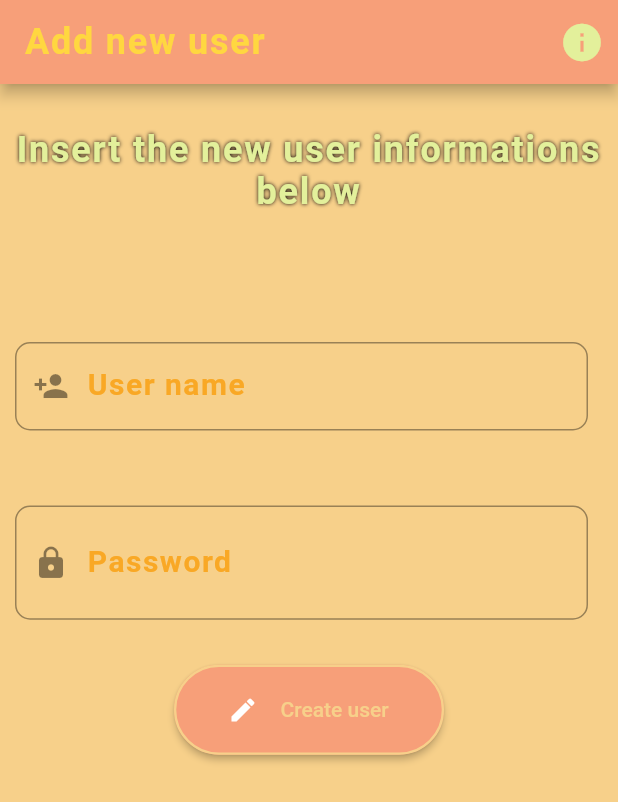
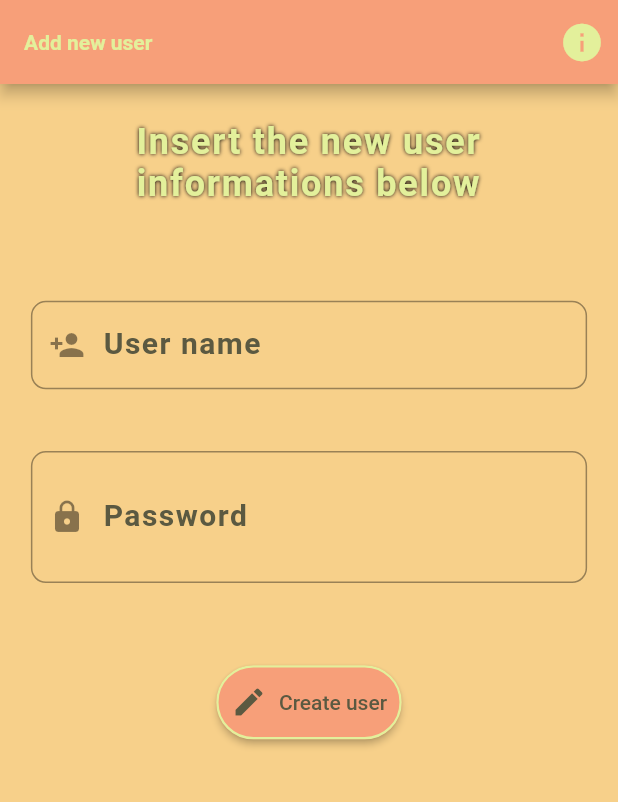
Before and after one commit to Gabriele266/MyOlder, a Flutter app: the screen it shows after launch, on a phone screen of 412 x 824 dp. Shown: the top 802 px of the screen. Run offline on Flutter 3.47's test engine with Material 2 defaults, Android fonts, the phone set to English and light mode, and no system bars; our stand-ins replace open_file; missing offline and left inert: aes_crypt, keyboard_visibility; Roboto replaces fonts that are missing (Times New Roman, Times new Roman).

Commit message:
Reorganization and use of new theme

```diff
--- a/my_older/lib/managers/safe-file-manager.dart
+++ b/my_older/lib/managers/safe-file-manager.dart
@@ -60,7 +60,7 @@ class SafeFileManager {
         final String password = sha256.convert(bytes).toString();
         // Save password to use it
         _safeFiles.last.password = password;
-        _safeFiles.last.savePath = filePath;
+        _safeFiles.last.path = filePath;
         // Use it as file encrypt password
         final crypt = AesCrypt(password);
         crypt.setOverwriteMode(AesCryptOwMode.on);
@@ -87,7 +87,7 @@ class SafeFileManager {
   void removeSafeFile(int index) {
     try {
       // Delete the file from the disk
-      final file = File(_safeFiles[index].savePath);
+      final file = File(_safeFiles[index].path);
       file.deleteSync();
     } on IOException catch (exc) {
       print(
--- a/my_older/lib/pages/root-create-page.dart
+++ b/my_older/lib/pages/root-create-page.dart
@@ -13,7 +13,6 @@ class RootCreatePage extends StatefulWidget {
   State<StatefulWidget> createState() => _RootCreatePageState();
 }
 
-// TODO: Make RootCreatePage page responsive and adaptive
 class _RootCreatePageState extends State<RootCreatePage> {
   // Spazio tra i controlli attuale
   var spaceBetween = 30.0;
@@ -33,32 +32,40 @@ class _RootCreatePageState extends State<RootCreatePage> {
   // The internal message
   StatusTextIndicator _internalMessage;
 
+  /// Called when the keyboard is shown
+  void _onKeyboardShow() {
+    setState(() {
+      spaceBetween = 5;
+    });
+  }
+
+  /// Called when the keyboard is hidden
+  void _onKeyboardHide() {
+    setState(() {
+      spaceBetween = 30;
+    });
+  }
+
   @override
   void initState() {
     super.initState();
     // Keyboard listeners
-    KeyboardVisibilityNotification().addNewListener(onShow: () {
-      setState(() {
-        spaceBetween = 5;
-      });
-    }, onHide: () {
-      setState(() {
-        spaceBetween = 30;
-      });
-    });
+    KeyboardVisibilityNotification().addNewListener(
+      onShow: _onKeyboardShow,
+      onHide: _onKeyboardHide,
+    );
 
     _userController.addListener(() {
       _user.name = _userController.text;
-      checkNewUserCredentials();
+      _checkNewUserCredentials();
     });
 
     _passController.addListener(() {
       _user.password = _passController.text;
-      checkNewUserCredentials();
+      _checkNewUserCredentials();
     });
   }
 
-  // TODO: Optimize build function using final variables for [Theme.of] and [MediaQuery.of]
   @override
   Widget build(BuildContext context) {
     // Format the internal message
@@ -66,150 +73,174 @@ class _RootCreatePageState extends State<RootCreatePage> {
         'The user informations will be used for controlling the safe-zone access. ',
         StatusType.Success);
 
+    // Simplify
+    final theme = Theme.of(context);
+
+    // Pre build app bar to have its size
+    final appBar = _buildAppBar();
+
     return Scaffold(
-      backgroundColor: Theme.of(context).backgroundColor,
-      appBar: AppBar(
-        backgroundColor: Theme.of(context).appBarTheme.backgroundColor,
+      backgroundColor: theme.backgroundColor,
+      appBar: appBar,
+      body: SingleChildScrollView(
+        child: Expanded(
+          // width: media.size.width,
+          // height: media.size.height - (appBar.preferredSize.height),
+          child: Column(
+            children: [
+              _buildHeader(),
+              _buildConditionalMessage(),
+              _buildRootCredentialsInput(),
+              _buildCreateRootButton(),
+            ],
+          ),
+        ),
+      ),
+    );
+  }
+
+  /// Builds the [_internalMessage] for  displaying an optional
+  /// error message or information message
+  Widget _buildConditionalMessage() {
+    final theme = Theme.of(context);
+
+    return _internalMessage.getText().isNotEmpty
+        ? FittedBox(
+            child: Text(
+              _internalMessage.getText(),
+              textAlign: TextAlign.center,
+              style: (_internalMessage.isSuccessMessage())
+                  ? theme.textTheme.headline2
+                  : theme.textTheme.overline,
+            ),
+          )
+        : const SizedBox(
+            width: 0,
+            height: 0,
+          );
+  }
+
+  /// Builds the [appBar] for this page
+  AppBar _buildAppBar() {
+    // Simplify
+    final theme = Theme.of(context);
+
+    return AppBar(
+      backgroundColor: theme.appBarTheme.backgroundColor,
       title: Text(
         'Add new user',
-          style: TextStyle(
-            fontSize: 24,
-            color: Theme.of(context).appBarTheme.foregroundColor,
-            fontWeight: FontWeight.bold,
-            letterSpacing: 1.2,
-          ),
+        style: theme.appBarTheme.titleTextStyle,
       ),
       actions: [
         IconButton(
           icon: Icon(
             Icons.info,
-              size: Theme.of(context).appBarTheme.actionsIconTheme.size,
-              color: Theme.of(context).appBarTheme.actionsIconTheme.color,
+            size: theme.appBarTheme.actionsIconTheme.size,
+            color: theme.appBarTheme.actionsIconTheme.color,
           ),
           onPressed: () => Navigator.pushNamed(context, '/create/info'),
         ),
       ],
+    );
+  }
+
+  Widget _buildCreateRootButton() {
+    final media = MediaQuery.of(context);
+    final landscape = media.orientation == Orientation.landscape;
+
+    return Container(
+      margin: const EdgeInsets.only(top: 30),
+      width: media.size.width * (landscape ? 0.20 : 0.30),
+      height: media.size.height * (landscape ? 0.10 : 0.06),
+      child: TextButton.icon(
+        onPressed: _createNewUser,
+        icon: const Icon(
+          Icons.edit,
         ),
-      body: Center(
-        child: ListView(
-          children: [
-            Padding(
-              padding: const EdgeInsets.only(top: 30),
-              child: Text(
-                'Insert the new user informations below',
-                style: Theme.of(context).textTheme.headline1,
-                textAlign: TextAlign.center,
+        label: const Text(
+          'Create user',
         ),
       ),
-            Container(
-              margin: const EdgeInsets.all(10),
-              child: Padding(
-                padding: const EdgeInsets.only(top: 10),
-                child: Text(
-                  // TODO: Implement use of multistate text
-                  _internalMessage.getText(),
-                  textAlign: TextAlign.center,
-                  style: (_internalMessage.isSuccessMessage())
-                      ? Theme.of(context).textTheme.headline2
-                      : Theme.of(context).textTheme.overline,
+    );
+  }
+
+  /// Builds the root credentials input boxes
+  Widget _buildRootCredentialsInput() {
+    // Simplify
+    final theme = Theme.of(context);
+    final media = MediaQuery.of(context);
+
+    return Container(
+      margin: EdgeInsets.symmetric(
+        vertical: media.size.height * 0.03,
+        horizontal: media.size.width * 0.05,
+      ),
+      child: Column(
+        children: [
+          TextField(
+            controller: _userController,
+            decoration: InputDecoration(
+              labelText: 'User name',
+              prefixIcon: Icon(
+                Icons.person_add,
+                size: theme.iconTheme.size,
               ),
             ),
           ),
           Padding(
-              padding: const EdgeInsets.only(
-                top: 20,
-                left: 10,
-                right: 20,
-                bottom: 20,
-              ),
-              child: TextField(
-                controller: _userController,
-                // TODO: Use Theme decoration instead of custom one
-                decoration: InputDecoration(
-                  border: const OutlineInputBorder(
-                    borderRadius: const BorderRadius.all(
-                      Radius.circular(10),
-                    ),
-                  ),
-                  labelText: 'User name',
-                  labelStyle: Theme.of(context).textTheme.bodyText1,
-                  prefixIcon: Icon(
-                    Icons.person_add,
-                    size: Theme.of(context).iconTheme.size,
-                  ),
-                ),
-              ),
-            ),
-            Padding(
-              padding: EdgeInsets.only(
-                top: spaceBetween,
-                left: 10,
-                right: 20,
-              ),
+            padding: EdgeInsets.only(top: media.size.height * 0.05),
             child: TextField(
               obscureText: hidePassword,
               keyboardType: TextInputType.text,
               controller: _passController,
-                // TODO: Use Theme decoration instead of custom one
               decoration: InputDecoration(
-                  border: const OutlineInputBorder(
-                    borderRadius: const BorderRadius.all(
-                      const Radius.circular(10),
-                    ),
-                  ),
                 labelText: 'Password',
-                  prefixIcon:
-                      Icon(Icons.lock, size: Theme.of(context).iconTheme.size),
-                  suffix: SizedBox(
-                    width: 40,
-                    height: 30,
-                    child: IconButton(
+                prefixIcon: Icon(Icons.lock, size: theme.iconTheme.size),
+                suffix: IconButton(
                   icon: Icon(
                     hidePassword == true
                         ? Icons.remove_red_eye
                         : Icons.security,
-                        size: Theme.of(context).iconTheme.size,
-                        color: Theme.of(context).iconTheme.color,
+                    size: theme.iconTheme.size,
+                    color: theme.iconTheme.color,
                   ),
                   onPressed: () {
                     setState(() => hidePassword = !hidePassword);
                   },
                 ),
               ),
-                  labelStyle: Theme.of(context).textTheme.bodyText1,
-                ),
-              ),
-            ),
-            Center(
-              child: Container(
-                margin: const EdgeInsets.only(top: 30),
-                width: 180,
-                height: 60,
-                child: IconTextButton(
-                  text: 'Create user',
-                  icon: const Icon(
-                    Icons.create,
-                    size: 20,
-                    color: Colors.white,
-                  ),
-                  callback: createNewUser,
-                ),
             ),
           ),
         ],
       ),
+    );
+  }
+
+  /// Builds the header of the page
+  Widget _buildHeader() {
+    // Simplify
+    final media = MediaQuery.of(context);
+    final theme = Theme.of(context);
+
+    return Padding(
+      padding: EdgeInsets.symmetric(
+          horizontal: media.size.width * 0.05,
+          vertical: media.size.height * 0.03),
+      child: Text(
+        'Insert the new user informations below',
+        style: theme.textTheme.headline1,
+        textAlign: TextAlign.center,
       ),
     );
   }
 
   /// Checks the new user credentials added into the boxes and shows state
-  void checkNewUserCredentials() {
-    // TODO: Implement multistate text
+  void _checkNewUserCredentials() {
   }
 
   /// Performs the operations for creating the new user
   /// TODO: Implement use of separated widget
-  Future<void> createNewUser() async {
+  Future<void> _createNewUser() async {
     // Show the alert dialog
     await Navigator.push(
       context,
--- a/my_older/lib/pages/safe-file-info-page.dart
+++ b/my_older/lib/pages/safe-file-info-page.dart
@@ -98,7 +98,7 @@ class _SafeFileInfoPageState extends State<SafeFileInfoPage> {
                               ),
                               InfoPropertyLine(
                                 name: 'Path',
-                                value: widget.file.savePath,
+                                value: widget.file.path,
                               ),
                               InfoPropertyLineAction(
                                 name: 'Info',
@@ -147,11 +147,11 @@ class _SafeFileInfoPageState extends State<SafeFileInfoPage> {
                       children: [
                         InfoPropertyLine(
                           name: 'Date',
-                          value: DateFormat.yMd().format(widget.file.addedDateTime),
+                          value: DateFormat.yMd().format(widget.file.dateTime),
                         ),
                         InfoPropertyLine(
                           name: 'Time',
-                          value: DateFormat.Hm().format(widget.file.addedDateTime),
+                          value: DateFormat.Hm().format(widget.file.dateTime),
                         ),
                         InfoPropertyLine(
                           name: 'Suffix',
--- a/my_older/lib/pages/safe-zone-home.dart
+++ b/my_older/lib/pages/safe-zone-home.dart
@@ -271,8 +271,8 @@ class _SafeZoneHome extends State<SafeZoneHome> {
       var safe = SafeFile(
         name: object.name,
         suffix: object.extension,
-        savePath: '',
-        addedDateTime: DateTime.now(),
+        path: '',
+        dateTime: DateTime.now(),
         color: Colors.blue,
       );
 
--- a/my_older/lib/widgets/icon-text-button.dart
+++ b/my_older/lib/widgets/icon-text-button.dart
@@ -55,6 +55,7 @@ class IconTextButton extends StatelessWidget {
           ? background
           : Theme.of(context).appBarTheme.color,
       child: Row(
+        mainAxisAlignment: MainAxisAlignment.spaceAround,
         children: [
           if (icon != null)
             Padding(
```
Also changed, not shown: my_older/lib/pages/login-page.dart (+8 -20 lines), my_older/lib/widgets/safe-file-widget.dart (+22 -40 lines). Lines whose indentation alone changed are shown as unchanged.
